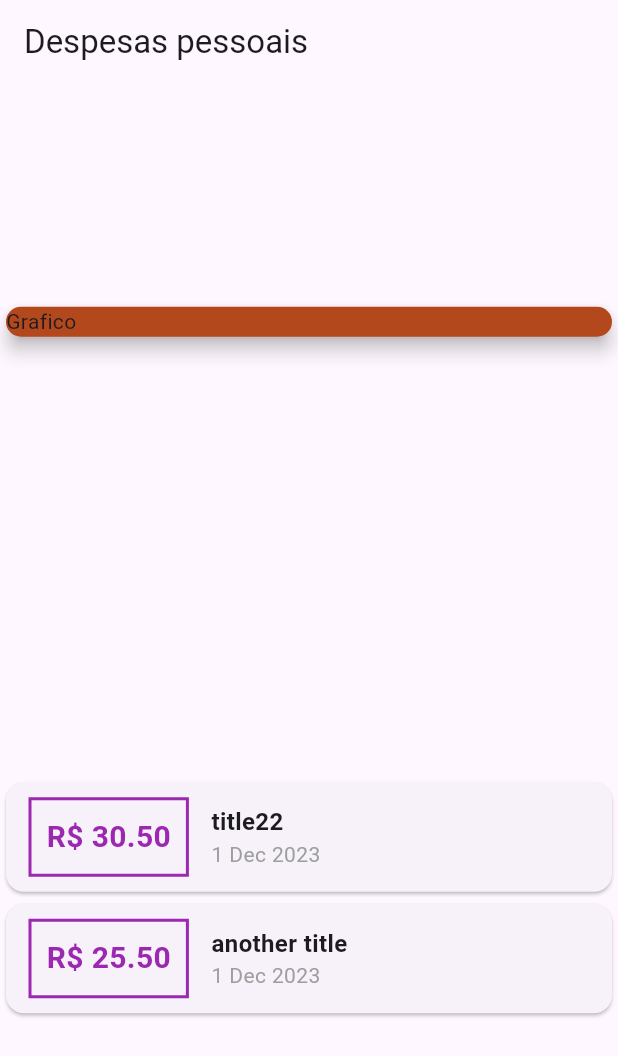
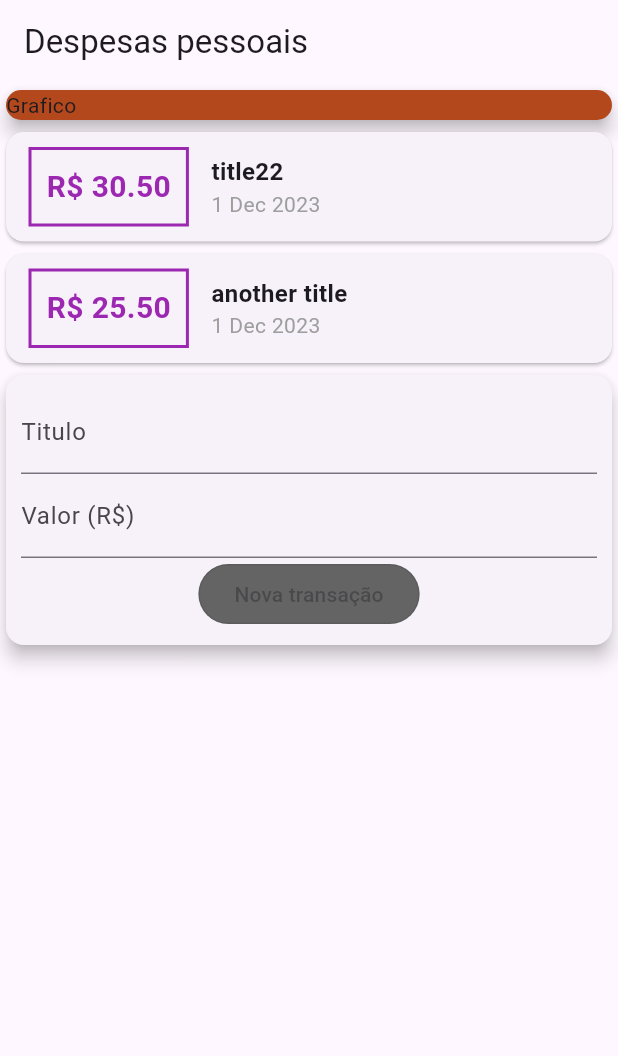
Before and after one commit to AbilioN/despesas_semanais_flutter, a Flutter app: the screen it shows after launch, on a phone screen of 412 x 824 dp. Shown: the top 1056 px of the screen. Run offline on Flutter 3.47's test engine with Material 3 defaults, Android fonts, the light colour scheme and no system bars.

Commit message:
add feature button

```diff
--- a/lib/main.dart
+++ b/lib/main.dart
@@ -33,6 +33,10 @@
     )
   ];
 
+  void method() {
+    print('aqui');
+  }
+
   MyHomePage({super.key});
 
   @override
@@ -42,15 +46,14 @@
         title: const Text('Despesas pessoais'),
       ),
       body: Column(
-        mainAxisAlignment: MainAxisAlignment.spaceAround,
         crossAxisAlignment: CrossAxisAlignment.center,
         children: <Widget>[
           Container(
             width: double.infinity,
-            child: Card(
+            child: const Card(
               color: Color.fromRGBO(180, 72, 29, 1),
+              elevation: 5,
               child: Text('Grafico'),
-              elevation: 5,
             ),
           ),
           Column(children: <Widget>[
@@ -90,14 +93,37 @@
                         Text(
                           DateFormat('d MMM y').format(tr.date),
                           style: const TextStyle(color: Colors.grey),
-                        )
+                        ),
                       ],
                     )
                   ],
                 ),
               );
             }).toList(),
-          ])
+          ]),
+          const Card(
+            elevation: 5,
+            child: Padding(
+              padding: EdgeInsets.all(10),
+              child: Column(
+                children: <Widget>[
+                  TextField(
+                    decoration: InputDecoration(labelText: 'Titulo'),
+                  ),
+                  TextField(
+                    decoration: InputDecoration(labelText: 'Valor (R\$)'),
+                  ),
+                  OutlinedButton(
+                    onPressed: null,
+                    child: Text('Nova transação'),
+                    style: ButtonStyle(
+                        backgroundColor: MaterialStatePropertyAll(
+                            Color.fromRGBO(100, 100, 100, 1))),
+                  )
+                ],
+              ),
+            ),
+          )
         ],
       ),
     );
```
